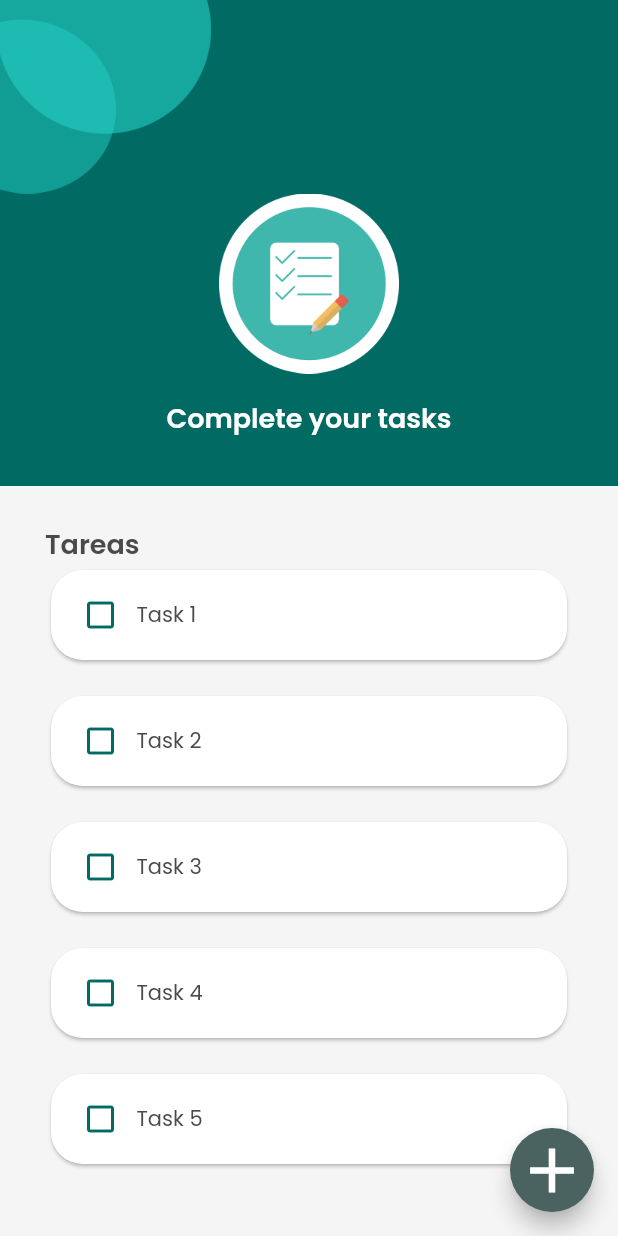
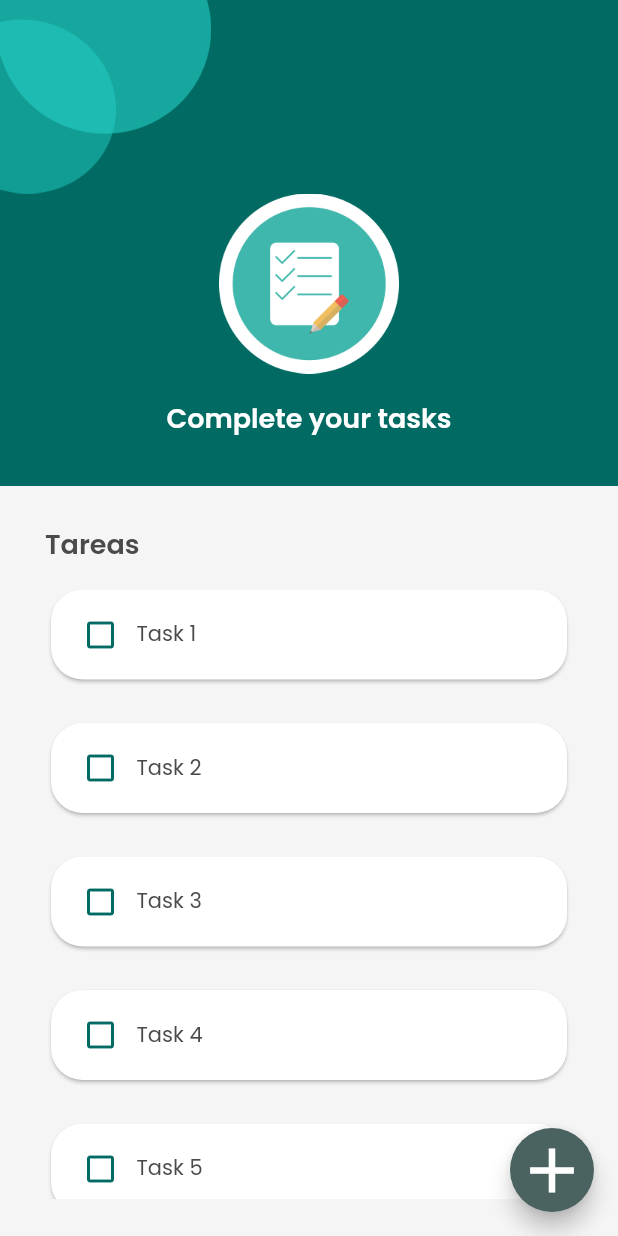
Before and after one commit to masterduck7/todo_list_flutter, a Flutter app: the TaskListView screen opened directly, on a phone screen of 412 x 824 dp. Run offline on Flutter 3.47's test engine with Material 2 defaults, Android fonts, the phone set to English and light mode, and no system bars.

Commit message:
feat(task_list): Fix height between tasks

```diff
--- a/lib/app/views/task_list/task_list_view.dart
+++ b/lib/app/views/task_list/task_list_view.dart
@@ -53,10 +53,12 @@ class _TaskListState extends State<_TaskList> {
         crossAxisAlignment: CrossAxisAlignment.start,
         children: [
           const TextTitle(text: "Tareas"),
+          const SizedBox(height: 13),
           Expanded(
             child: ListView.separated(
-                itemCount: taskList.length,
-                separatorBuilder: (_ ,__) => const SizedBox(height: 16),
+              padding: const EdgeInsets.only(top: 0),
+              itemCount: taskList.length,
+                separatorBuilder: (_ ,__) => const SizedBox(height: 21),
                 itemBuilder: (_, index) => _TaskItem(taskList[index], onTap: () {
                   taskList[index].done = !taskList[index].done;
                   setState(() {});
```
